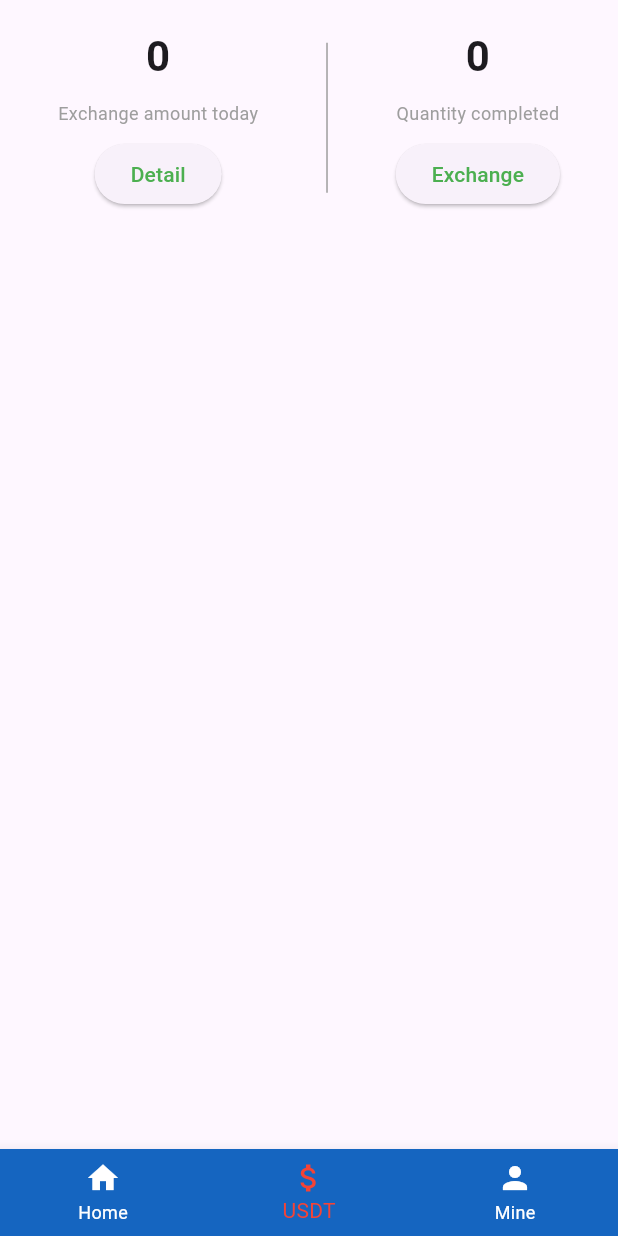
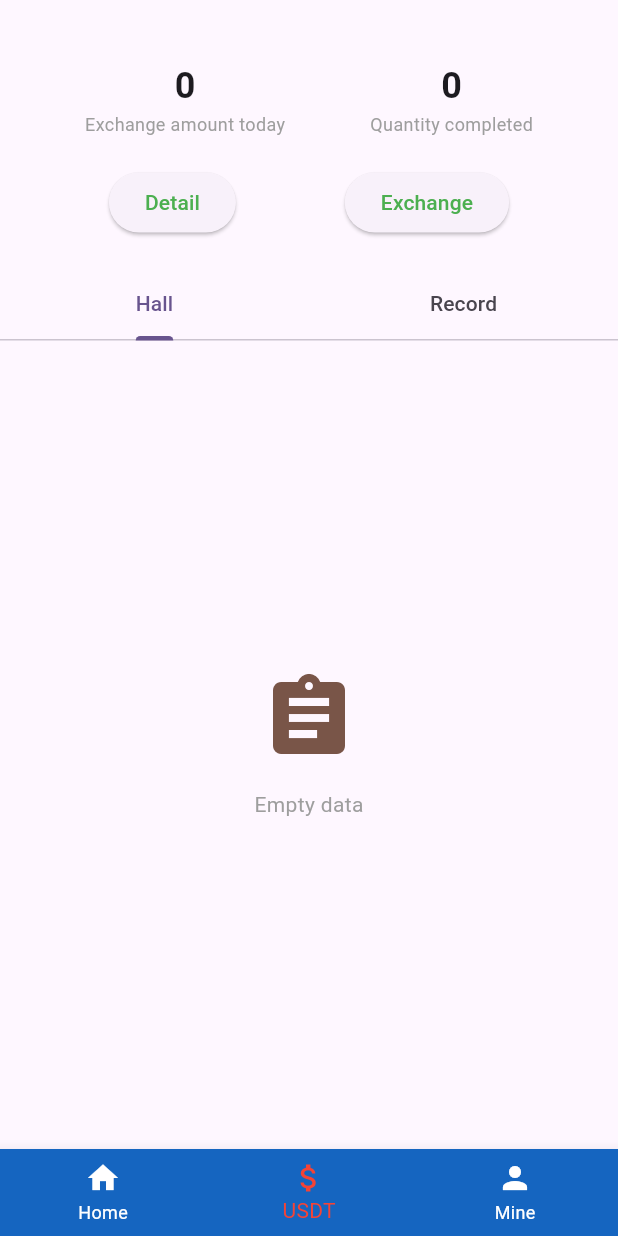
Before and after one commit to ItzSjDude/flutter_app, a Flutter app: the screen it shows after launch, item 2 of the bottom bar chosen, on a phone screen of 412 x 824 dp. Run offline on Flutter 3.47's test engine with Material 3 defaults, Android fonts, the phone set to English and light mode, and no system bars.

Commit message:
Hall and fragment section was added and Record screen renamed as exchange screen

```diff
--- a/lib/constants.dart
+++ b/lib/constants.dart
@@ -1,10 +1,13 @@
 import 'screens/AccountScreen.dart';
 import 'screens/HomeScreen.dart';
-import 'screens/RecordScreen.dart';
+import 'screens/ExchangeScreen.dart';
 
 
 List pages = [
     HomeScreen(),
-    RecordScreen(),
+    ExchangeScreen(),
     AccountScreen(),
 ];
+
+List pages1 = [
+];
--- /dev/null
+++ b/lib/screens/ExchangeScreen.dart
@@ -0,0 +1,152 @@
+import 'package:flutter/material.dart';
+
+// class ExchangeScreen extends StatelessWidget {
+//   ExchangeScreen ({Key? key}) : super(key:key);
+
+  // @override
+  // Widget build(BuildContext context) {
+  //   return Scaffold(
+  //     body: SafeArea(
+  //       child: SingleChildScrollView(
+  //         child: Padding(
+  //           padding: const EdgeInsets.all(16.0),
+  //           child: Column(
+  //             crossAxisAlignment: CrossAxisAlignment.start,
+  //             children: [
+  //               _buildDetailExchangeRow(),
+  //             ],
+  //           ),
+  //         ),
+  //       ),
+  //     ),
+  //   );
+  // }
+
+  // Widget _buildDetailExchangeRow() {
+  //   return Column(
+  //       children: [
+  //         Padding(
+  //           padding: const EdgeInsets.all(1.0),
+  //           child: Row(
+  //             mainAxisAlignment: MainAxisAlignment.spaceAround,
+  //             children: [
+  //               Column(
+  //                 children: [
+  //                   Text('0', style: TextStyle(fontSize: 28, fontWeight: FontWeight.bold)),
+  //                   SizedBox(height: 10),
+  //                   Text('Exchange amount today',style: TextStyle(fontSize:12,color:Colors.grey)),
+  //                   SizedBox(height: 8),
+  //                   ElevatedButton(onPressed: () {}, child: Text('Detail',style: TextStyle(color: Colors.green))),
+  //                 ],
+  //               ),
+  //               Container(
+  //               width: 1,
+  //               height: 100,
+  //               color: Colors.grey,
+  //               margin: EdgeInsets.symmetric(horizontal: 2),
+  //             ),
+  //               Column(
+  //                 children: [
+  //                   Text('0', style: TextStyle(fontSize: 28, fontWeight: FontWeight.bold)),
+  //                   SizedBox(height: 10),
+  //                   Text('Quantity completed',style: TextStyle(fontSize:12,color:Colors.grey)),
+  //                   SizedBox(height: 8),
+  //                   ElevatedButton(onPressed: () {}, child: Text('Exchange',style: TextStyle(color: Colors.green))),
+  //                 ],
+  //               ),
+  //             ],
+  //           ),
+  //         ),
+  //       ],
+  //   );
+  // }
+
+class ExchangeScreen extends StatefulWidget {
+  @override
+  _ExchangeScreenState createState() => _ExchangeScreenState();
+}
+
+class _ExchangeScreenState extends State<ExchangeScreen> with SingleTickerProviderStateMixin {
+  late TabController _tabController;
+
+  @override
+  void initState() {
+    super.initState();
+    _tabController = TabController(length: 2, vsync: this);
+  }
+
+  @override
+  void dispose() {
+    _tabController.dispose();
+    super.dispose();
+  }
+
+  @override
+  Widget build(BuildContext context) {
+    return Scaffold(
+      body: Column(
+        children: [
+          SizedBox(height: 40),
+          Row(
+            mainAxisAlignment: MainAxisAlignment.spaceEvenly,
+            children: [
+              _buildInfoCard("Exchange amount today", "0"),
+              _buildInfoCard("Quantity completed", "0"),
+            ],
+          ),
+          SizedBox(height: 20),
+          Row(
+            mainAxisAlignment: MainAxisAlignment.spaceEvenly,
+            children: [
+              ElevatedButton(
+                onPressed: () {},
+                child: Text('Detail',style: TextStyle(color: Colors.green))),
+              ElevatedButton(
+                onPressed: () {},
+                child: Text('Exchange',style: TextStyle(color: Colors.green))),
+            ],
+          ),
+          SizedBox(height: 20),
+          TabBar(
+            controller: _tabController,
+            tabs: [
+              Tab(text: "Hall"),
+              Tab(text: "Record"),
+            ],
+          ),
+          Expanded(
+            child: TabBarView(
+              controller: _tabController,
+              children: [
+                _buildEmptyDataView(),
+                _buildEmptyDataView(),
+              ],
+            ),
+          ),
+        ],
+      ),
+    );
+  }
+
+  Widget _buildInfoCard(String title, String value) {
+    return Column(
+      children: [
+        Text(value, style: TextStyle(fontSize: 24, fontWeight: FontWeight.bold)),
+        Text(title, style: TextStyle(fontSize: 12, color: Colors.grey)),
+      ],
+    );
+  }
+
+  Widget _buildEmptyDataView() {
+    return Center(
+      child: Column(
+        mainAxisAlignment: MainAxisAlignment.center,
+        children: [
+          Icon(Icons.assignment, size: 64, color: Colors.brown),
+          SizedBox(height: 16),
+          Text("Empty data", style: TextStyle(color: Colors.grey)),
+        ],
+      ),
+    );
+  }
+}
--- a/lib/screens/RecordScreen.dart
+++ /dev/null
@@ -1,64 +0,0 @@
-import 'package:flutter/material.dart';
-
-class RecordScreen extends StatelessWidget {
-  RecordScreen ({Key? key}) : super(key:key);
-
-  @override
-  Widget build(BuildContext context) {
-    return Scaffold(
-      body: SafeArea(
-        child: SingleChildScrollView(
-          child: Padding(
-            padding: const EdgeInsets.all(16.0),
-            child: Column(
-              crossAxisAlignment: CrossAxisAlignment.start,
-              children: [
-                _buildDetailExchangeRow(),
-              ],
-            ),
-          ),
-        ),
-      ),
-    );
-  }
-
-   Widget _buildDetailExchangeRow() {
-    return Column(
-        children: [
-          Padding(
-            padding: const EdgeInsets.all(1.0),
-            child: Row(
-              mainAxisAlignment: MainAxisAlignment.spaceAround,
-              children: [
-                Column(
-                  children: [
-                    Text('0', style: TextStyle(fontSize: 28, fontWeight: FontWeight.bold)),
-                    SizedBox(height: 10),
-                    Text('Exchange amount today',style: TextStyle(fontSize:12,color:Colors.grey)),
-                    SizedBox(height: 8),
-                    ElevatedButton(onPressed: () {}, child: Text('Detail',style: TextStyle(color: Colors.green))),
-                  ],
-                ),
-                Container(
-                width: 1,
-                height: 100,
-                color: Colors.grey,
-                margin: EdgeInsets.symmetric(horizontal: 2),
-              ),
-                Column(
-                  children: [
-                    Text('0', style: TextStyle(fontSize: 28, fontWeight: FontWeight.bold)),
-                    SizedBox(height: 10),
-                    Text('Quantity completed',style: TextStyle(fontSize:12,color:Colors.grey)),
-                    SizedBox(height: 8),
-                    ElevatedButton(onPressed: () {}, child: Text('Exchange',style: TextStyle(color: Colors.green))),
-                  ],
-                ),
-              ],
-            ),
-          ),
-        ],
-    );
-   }
-
-}
```
